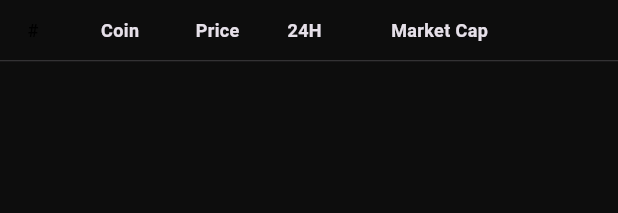
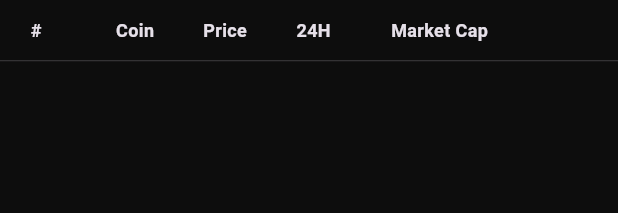
Before and after one commit to abdGhost/rwa_app, a Flutter app: the CoinsTable widget shown alone on an empty page, opened directly with empty values, on a phone screen of 412 x 824 dp. Shown: the top 213 px of the screen. Run offline on Flutter 3.47's test engine with Material 3 defaults, Android fonts, the phone set to English and light mode, and no system bars; our stand-ins replace fl_chart, flutter_riverpod, flutter_svg, flutter_switch, flutter_widget_from_html, google_fonts and 1 more; accounts and stored records are empty; network calls fail.

Commit message:
fixed coin details screen

```diff
--- a/lib/screens/coins_table_widget.dart
+++ b/lib/screens/coins_table_widget.dart
@@ -144,30 +144,26 @@ class CoinsTable extends StatelessWidget {
       height: 40,
       child: Row(
         children: [
-          const SizedBox(
-            width: 20,
+          SizedBox(
+            width: 24,
             child: Center(
               child: Text(
                 '#',
-                style: TextStyle(
-                  fontWeight: FontWeight.bold,
-                  fontSize: 12,
-                  color: Colors.black,
-                ),
+                style: style, // ✅ Use the passed style here
               ),
             ),
           ),
-          const SizedBox(width: 8),
+          const SizedBox(width: 14),
           const SizedBox(width: 20),
           SizedBox(width: 40, child: Center(child: Text('Coin', style: style))),
-          const SizedBox(width: 20),
+          const SizedBox(width: 10),
           SizedBox(
-            width: 50,
+            width: 60,
             child: Center(child: Text('Price', style: style)),
           ),
-          const SizedBox(width: 8),
-          SizedBox(width: 50, child: Center(child: Text('24H', style: style))),
-          const SizedBox(width: 10),
+          const SizedBox(width: 5),
+          SizedBox(width: 48, child: Center(child: Text('24H', style: style))),
+          const SizedBox(width: 5),
           SizedBox(
             width: 110,
             child: Center(child: Text('Market Cap', style: style)),
```
Also changed, not shown: lib/screens/coin_details_screen.dart (+41 -57 lines).
